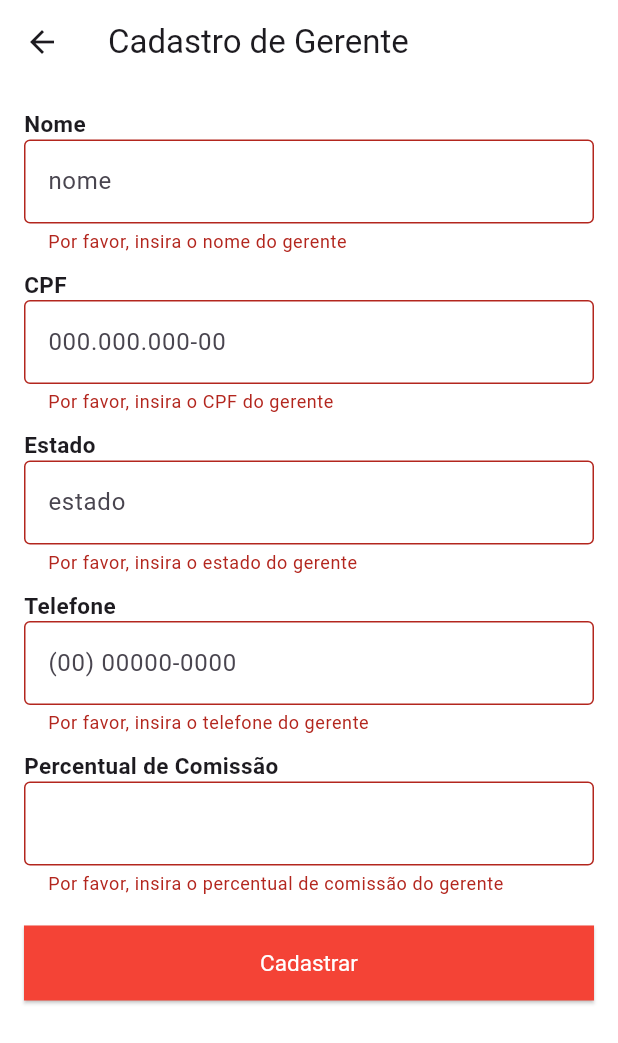
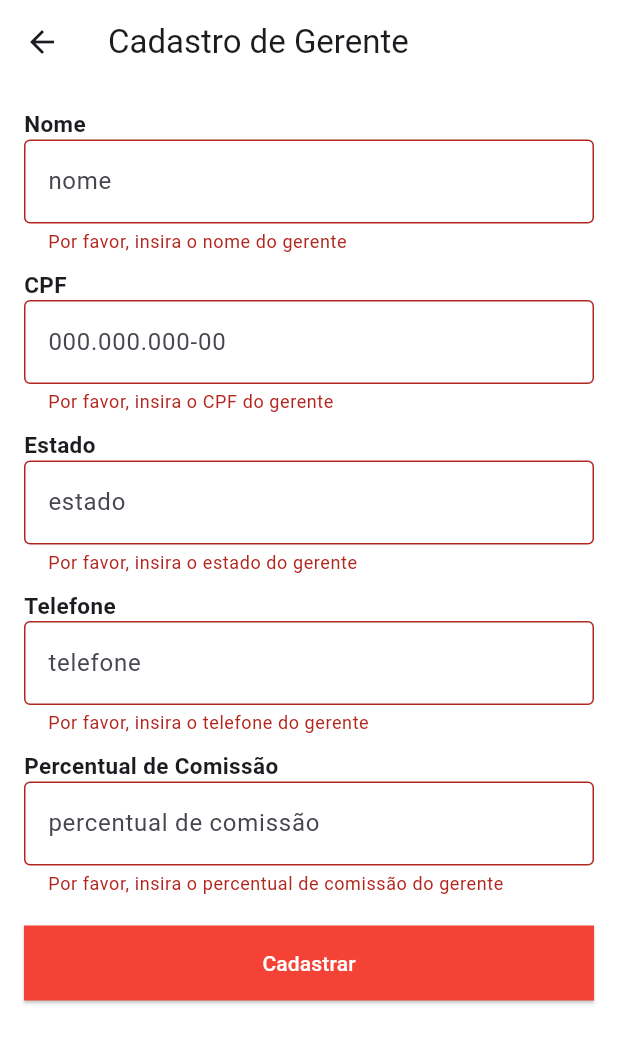
Before and after one commit to Leticia-LC/Desafio-Final, a Flutter app: the CadastroGerentesScreen screen opened directly, after a tap on "Cadastrar", on a phone screen of 412 x 824 dp. Shown: the top 1043 px of the screen. Run offline on Flutter 3.47's test engine with Material 3 defaults, Android fonts, the light colour scheme and no system bars; our stand-ins replace image_picker, mask_text_input_formatter, shared_preferences, sqflite; accounts and stored records are empty.

Commit message:
Update de clientes e gerentes feito

```diff
--- a/desafio_final/lib/View/Cadastro_gerentes.dart
+++ b/desafio_final/lib/View/Cadastro_gerentes.dart
@@ -4,6 +4,10 @@ import '../Model/Database.dart';
 import '../Model/Gerente.dart';
 
 class CadastroGerentesScreen extends StatefulWidget {
+  final Gerente? gerente;
+
+  CadastroGerentesScreen({this.gerente});
+
   @override
   _CadastroGerenteScreenState createState() => _CadastroGerenteScreenState();
 }
@@ -21,11 +25,11 @@ class _CadastroGerenteScreenState extends State<CadastroGerentesScreen> {
   @override
   void initState() {
     super.initState();
-    _managerNameController = TextEditingController();
-    _cpfController = TextEditingController();
-    _managerStateController = TextEditingController();
-    _managerPhoneNumberController = TextEditingController();
-    _percentageController = TextEditingController();
+    _managerNameController = TextEditingController(text: widget.gerente?.managerName ?? '');
+    _cpfController = TextEditingController(text: widget.gerente?.cpf ?? '');
+    _managerStateController = TextEditingController(text: widget.gerente?.managerState ?? '');
+    _managerPhoneNumberController = TextEditingController(text: widget.gerente?.managerphoneNumber ?? '');
+    _percentageController = TextEditingController(text: widget.gerente != null ? widget.gerente!.percentage.toString() : '');
   }
 
   @override
@@ -46,23 +50,27 @@ class _CadastroGerenteScreenState extends State<CadastroGerentesScreen> {
 
       Gerente gerente = Gerente(
         managerName: _managerNameController.text,
-        cpf: cpf,  // CPF como String
+        cpf: cpf,
         managerState: _managerStateController.text,
         managerphoneNumber: _managerPhoneNumberController.text,
         percentage: int.parse(_percentageController.text),
       );
 
-      await _dbHelper.saveGerente(gerente);
-
-      ScaffoldMessenger.of(context).showSnackBar(
-        SnackBar(content: Text('Gerente cadastrado com sucesso!')),
-      );
+      if (widget.gerente == null) {
+        await _dbHelper.saveGerente(gerente);
+        ScaffoldMessenger.of(context).showSnackBar(
+          SnackBar(content: Text('Gerente cadastrado com sucesso!')),
+        );
+      } else {
+        await _dbHelper.updateGerente(gerente);
+        ScaffoldMessenger.of(context).showSnackBar(
+          SnackBar(content: Text('Gerente atualizado com sucesso!')),
+        );
+      }
 
       Navigator.pop(context, true);
     }
   }
-
-
 
   @override
   Widget build(BuildContext context) {
@@ -70,7 +78,7 @@ class _CadastroGerenteScreenState extends State<CadastroGerentesScreen> {
       backgroundColor: Colors.white,
       appBar: AppBar(
         backgroundColor: Colors.white,
-        title: Text('Cadastro de Gerente'),
+        title: Text(widget.gerente == null ? 'Cadastro de Gerente' : 'Atualizar Gerente'),
       ),
       body: SingleChildScrollView(
         child: Padding(
@@ -157,19 +165,15 @@ class _CadastroGerenteScreenState extends State<CadastroGerentesScreen> {
                 TextFormField(
                   controller: _managerPhoneNumberController,
                   decoration: InputDecoration(
-                    hintText: "(00) 00000-0000",
+                    hintText: "telefone",
                     border: OutlineInputBorder(),
                   ),
-                  keyboardType: TextInputType.phone,
                   validator: (value) {
                     if (value == null || value.isEmpty) {
                       return 'Por favor, insira o telefone do gerente';
                     }
                     return null;
                   },
-                  inputFormatters: [
-                    MaskTextInputFormatter(mask: '(##) #####-####'),
-                  ],
                 ),
                 SizedBox(height: 10),
                 Text(
@@ -182,6 +186,7 @@ class _CadastroGerenteScreenState extends State<CadastroGerentesScreen> {
                 TextFormField(
                   controller: _percentageController,
                   decoration: InputDecoration(
+                    hintText: "percentual de comissão",
                     border: OutlineInputBorder(),
                   ),
                   keyboardType: TextInputType.number,
@@ -199,18 +204,12 @@ class _CadastroGerenteScreenState extends State<CadastroGerentesScreen> {
                   child: ElevatedButton(
                     onPressed: _saveGerente,
                     style: ElevatedButton.styleFrom(
-                      foregroundColor: Colors.white,
-                      backgroundColor: Colors.red,
-                      textStyle: TextStyle(
-                        fontSize: 15,
-                      ),
-                      shape: RoundedRectangleBorder(
-                        borderRadius: BorderRadius.zero,
-                      ),
+                      foregroundColor: Colors.white, backgroundColor: Colors.red,
+                      shape: RoundedRectangleBorder(borderRadius: BorderRadius.zero),
                     ),
-                    child: Text('Cadastrar'),
+                    child: Text(widget.gerente == null ? 'Cadastrar' : 'Atualizar'),
                   ),
-                ),
+                )
               ],
             ),
           ),
```
Also changed, not shown: desafio_final/lib/Model/Database.dart (+15 -15 lines), desafio_final/lib/View/Cadastro_clientes.dart (+22 -4 lines), desafio_final/lib/View/Clientes.dart (+30 -10 lines), desafio_final/lib/View/Gerentes.dart (+14 -1 lines).
